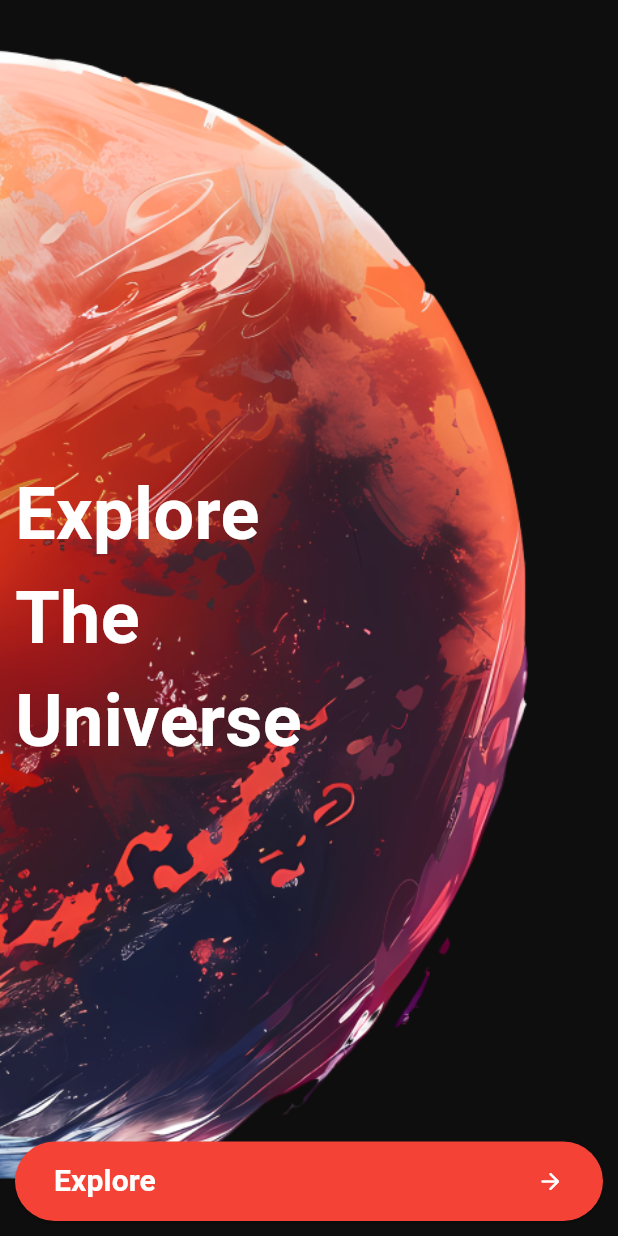
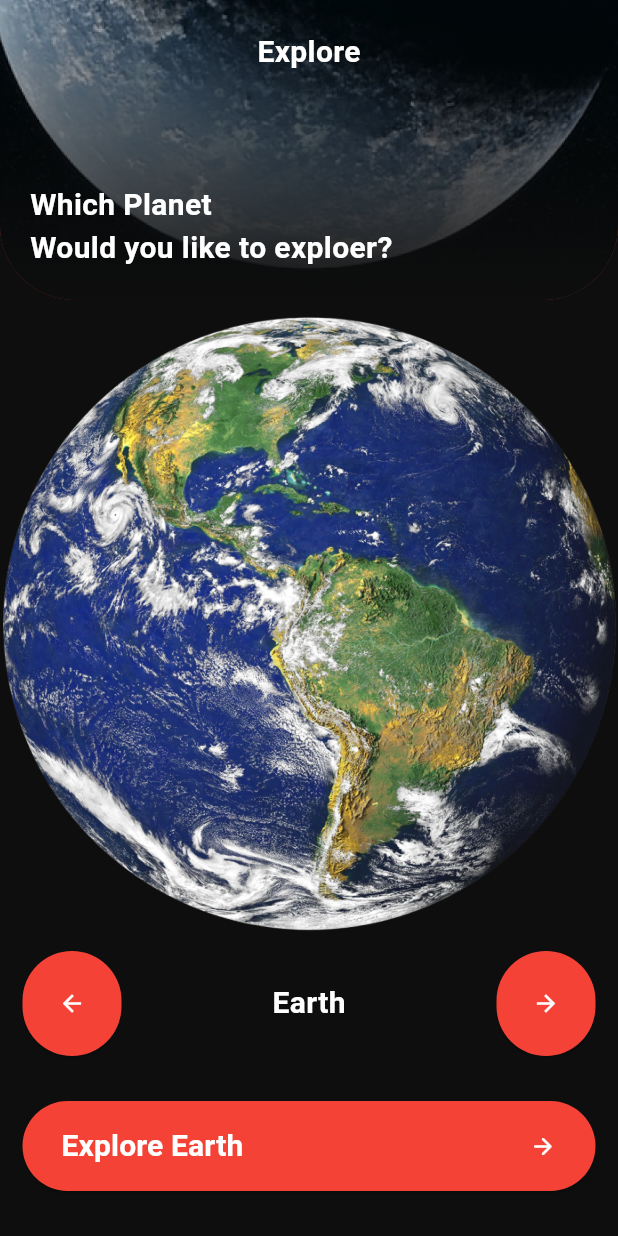
Before and after one commit to mohammedtohamym/space-app-flutter, a Flutter app: the screen it shows after launch, after a tap on "Explore", on a phone screen of 412 x 824 dp. Run offline on Flutter 3.47's test engine with Material 3 defaults, Android fonts, the phone set to English and light mode, and no system bars.

Commit message:
added second page desing, first page is now 'inintial page' and second page is 'exploer page'

```diff
--- /dev/null
+++ b/lib/exploer_screen.dart
@@ -0,0 +1,175 @@
+import 'package:flutter/foundation.dart';
+import 'package:flutter/material.dart';
+
+class ExploreScreen extends StatelessWidget{
+  static const String routeName = 'explore_screen';
+
+  @override
+  Widget build(BuildContext context) {
+    return Scaffold(
+      body: Stack(
+        children: [
+          Container(
+            color: Color(0xff0E0E0E),
+          ),
+          Column(
+            // crossAxisAlignment: CrossAxisAlignment.stretch,
+            children: [
+              ClipRRect(
+                borderRadius: BorderRadius.only(
+                    bottomLeft: Radius.circular(50),
+                    bottomRight: Radius.circular(50)
+                      ),
+                child: Container(
+                  color: Colors.red,
+                  height: 200,
+                  child: Stack(
+                    // fit: StackFit.expand,
+                    children: [
+                      Container(
+                        width: double.infinity,
+                        child: Image.asset(
+                          'assets/images/Rectangle_4.png',
+                          fit: BoxFit.fitWidth,
+                        ),
+                      ),
+                      Container(
+                        decoration: BoxDecoration(
+                          gradient: LinearGradient(
+                            colors: [
+
+                              Color(0x1A000000),
+                              Color(0xff0E0E0E)
+                            ],
+                            begin: Alignment.topCenter,
+                            end:  Alignment.bottomCenter,
+                          )
+                        ),
+                      ),
+                      Column(
+                        children: [
+                          Row(
+                            mainAxisAlignment: MainAxisAlignment.center,
+                            children: [
+                              Padding(
+                                padding: const EdgeInsets.all(20.0),
+                                child: Text('Explore',style: TextStyle(
+                                  fontWeight: FontWeight.bold,
+                                  fontSize: 20,
+                                  color: Colors.white,
+                                ),
+                                  textAlign: TextAlign.left,
+                                ),
+                              ),
+                            ],
+                          ),
+                          Expanded(child: Container()),
+                          Row(
+                            children: [
+                              Padding(
+                                padding: const EdgeInsets.all(20.0),
+                                child: Text('Which Planet\nWould you like to exploer?',style: TextStyle(
+                                  fontWeight: FontWeight.bold,
+                                  fontSize: 20,
+                                  color: Colors.white,
+                                ),
+                                  textAlign: TextAlign.left,
+                                ),
+                              ),
+                            ],
+                          ),
+                        ],
+                      )
+                    ],
+                  ),
+                ),
+              ),
+              Expanded(
+                child: Container(
+                  // color: Colors.red,
+                  child: Image.asset('assets/images/earth.png',
+                  fit: BoxFit.cover,
+                  ),
+                ),
+              ),
+              Container(
+                height: 70,
+                // color: Colors.orange,
+                child: Padding(
+                  padding: const EdgeInsets.symmetric(horizontal: 15),
+                  child: Row(
+                    mainAxisAlignment: MainAxisAlignment.spaceBetween,
+                    children: [
+                      ElevatedButton(
+                          onPressed: (){},
+                          child: Icon(Icons.arrow_back,),
+                        style: ElevatedButton.styleFrom(
+                          minimumSize: Size(10, 100),
+                          shape: RoundedRectangleBorder(
+                            borderRadius: BorderRadius.circular(50),
+                          ),
+                          backgroundColor: Colors.red,
+                          foregroundColor: Colors.white
+                        ),
+                      ),
+                      Text('Earth',style: TextStyle(
+                        fontWeight: FontWeight.bold,
+                        fontSize: 20,
+                        color: Colors.white,
+                      ),
+                        textAlign: TextAlign.left,
+                      ),
+                      ElevatedButton(
+                        onPressed: (){},
+                        child: Icon(Icons.arrow_forward,),
+                        style: ElevatedButton.styleFrom(
+                            minimumSize: Size(10, 100),
+                            shape: RoundedRectangleBorder(
+                              borderRadius: BorderRadius.circular(50),
+                            ),
+                            backgroundColor: Colors.red,
+                            foregroundColor: Colors.white
+                        ),
+                      )
+                    ],
+                  ),
+                ),
+              ),
+              Container(
+                height: 120,
+                padding: EdgeInsets.symmetric(vertical: 30,horizontal: 15),
+                // color: Colors.pink,
+                child:ElevatedButton(onPressed: (){
+                  Navigator.pushReplacementNamed(context, ExploreScreen.routeName);
+                },
+                  child: Padding(
+                    padding: const EdgeInsets.symmetric(vertical: 12, horizontal: 2),
+                    child: Row(
+                      children: [
+                        Text('Explore Earth',
+                          style: TextStyle(
+                              fontWeight: FontWeight.bold,
+                              fontSize: 20
+                          ),
+                        ),
+                        Expanded(child: Container()),
+                        Icon(Icons.arrow_forward_rounded)
+                      ],
+                    ),
+                  ),
+                  style: ElevatedButton.styleFrom(
+                    backgroundColor: Colors.red,
+                    foregroundColor: Colors.white,
+                    shape: RoundedRectangleBorder(
+                        borderRadius: BorderRadius.circular(50)
+                    ),
+                  ),
+                ),
+              ),
+            ],
+          )
+        ],
+      ),
+    );
+  }
+}
--- a/lib/explore_screen.dart
+++ b/lib/initial_screen.dart
@@ -1,6 +1,9 @@
 import 'package:flutter/material.dart';
+import 'package:space_app/exploer_screen.dart';
 
-class ExploreScreen extends StatelessWidget{
+class InitialScreen extends StatelessWidget{
+  static const String routName = 'initial_screen';
+
   @override
   Widget build(BuildContext context) {
     return Scaffold(
@@ -32,7 +35,9 @@ class ExploreScreen extends StatelessWidget{
               children: [
                 Padding(
                   padding: const EdgeInsets.all(10.0),
-                  child: ElevatedButton(onPressed: (){},
+                  child: ElevatedButton(onPressed: (){
+                    Navigator.pushReplacementNamed(context, ExploreScreen.routeName);
+                  },
                     child: Padding(
                       padding: const EdgeInsets.symmetric(vertical: 12, horizontal: 2),
                       child: Row(
--- a/lib/main.dart
+++ b/lib/main.dart
@@ -1,5 +1,6 @@
 import 'package:flutter/material.dart';
-import 'package:space_app/explore_screen.dart';
+import 'package:space_app/exploer_screen.dart';
+import 'package:space_app/initial_screen.dart';
 
 void main(){
   runApp(BasicScreen());
@@ -10,7 +11,11 @@ class BasicScreen extends StatelessWidget{
   Widget build(BuildContext context) {
     return MaterialApp(
       debugShowCheckedModeBanner: false,
-      home: ExploreScreen(),
+      routes: {
+        InitialScreen.routName : (context)=> InitialScreen(),
+        ExploreScreen.routeName: (context)=> ExploreScreen(),
+      },
+      initialRoute: InitialScreen.routName,
     );
   }
 }
```
Also changed, not shown: assets/images/Rectangle_4.png (added), assets/images/earth.png (added), assets/images/jupiter.png (added), assets/images/mars.png (added), assets/images/mercury.png (added), assets/images/neptune.png (added), assets/images/saturn.png (added), assets/images/uranus.png (added), 2 other files.
